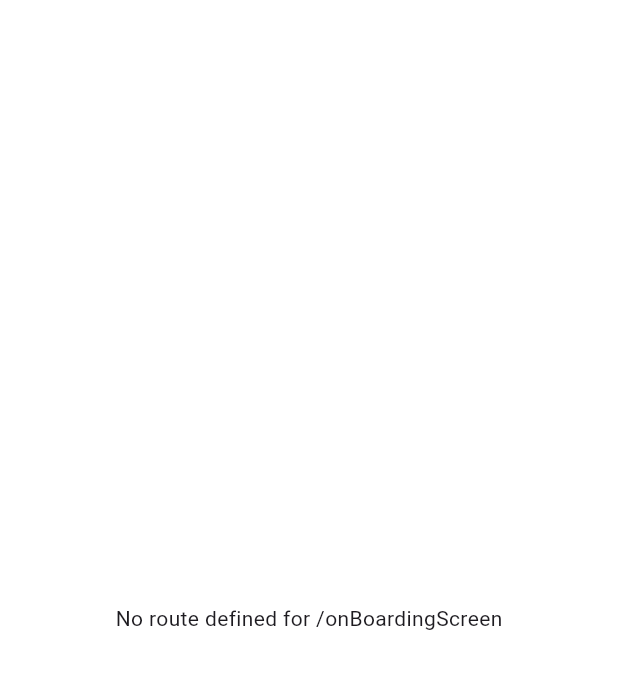
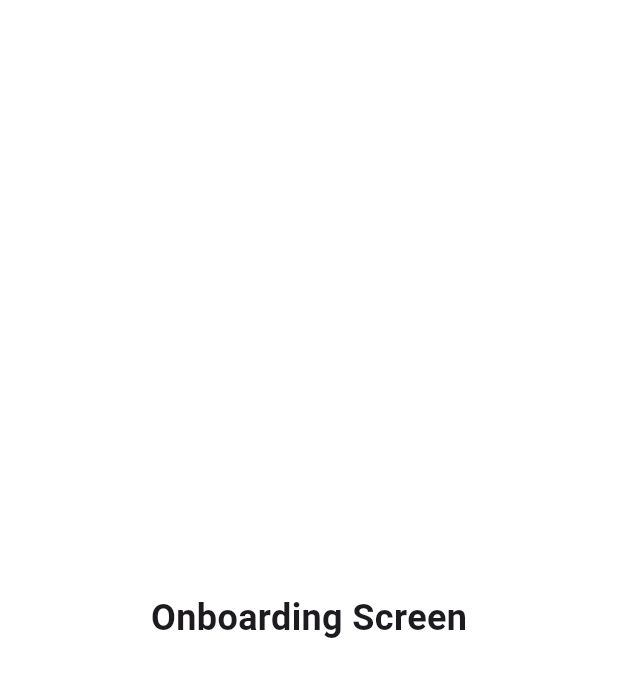
Before and after one commit to mahmoud-elsay/AUVNET_Internship_Assessment, a Flutter app: the screen it shows after launch, on a phone screen of 412 x 824 dp. Shown: the top 677 px of the screen. Run offline on Flutter 3.47's test engine with Material 3 defaults, Android fonts, the phone set to English and light mode, and no system bars; our stand-ins replace flutter_screenutil, google_fonts.

Commit message:
Add flutter_native_splash configuration and create onboarding screen

```diff
--- /dev/null
+++ b/flutter_native_splash.yaml
@@ -0,0 +1,7 @@
+flutter_native_splash:
+#ios and android below 12
+  color: "#ffffff"
+
+  image: assets\images\splash.png
+
+  android_12:
--- a/lib/core/routing/app_router.dart
+++ b/lib/core/routing/app_router.dart
@@ -1,16 +1,12 @@
 import 'package:flutter/material.dart';
 import 'package:nawel/core/routing/routes.dart';
+import 'package:nawel/features/onboarding/onboarding_screen.dart';
 
 class AppRouter {
   Route generateRoute(RouteSettings settings) {
-    //this arguments to be passed in any screen like this ( arguments as ClassName )
-    final arguments = settings.arguments;
-
     switch (settings.name) {
-      // case Routes.onBoardingScreen:
-      //   return MaterialPageRoute(
-      //     builder: (_) => const OnboardingScreen(),
-      //   );
+      case Routes.onBoardingScreen:
+        return MaterialPageRoute(builder: (_) => const OnboardingScreen());
       // case Routes.loginScreen:
       //   return MaterialPageRoute(
       //     builder: (_) => const LoginScreen(),
--- /dev/null
+++ b/lib/features/onboarding/onboarding_screen.dart
@@ -0,0 +1,17 @@
+import 'package:flutter/material.dart';
+
+class OnboardingScreen extends StatelessWidget {
+  const OnboardingScreen({super.key});
+
+  @override
+  Widget build(BuildContext context) {
+    return const Scaffold(
+      body: Center(
+        child: Text(
+          'Onboarding Screen',
+          style: TextStyle(fontSize: 24, fontWeight: FontWeight.bold),
+        ),
+      ),
+    );
+  }
+}
--- a/pubspec.yaml
+++ b/pubspec.yaml
@@ -36,6 +36,7 @@ dependencies:
   cupertino_icons: ^1.0.8
   flutter_screenutil: ^5.9.3
   google_fonts: ^6.2.1
+  flutter_native_splash: ^2.4.6
 
 dev_dependencies:
   flutter_test:
```
Also changed, not shown: assets/images/splash.png (added), pubspec.lock.
